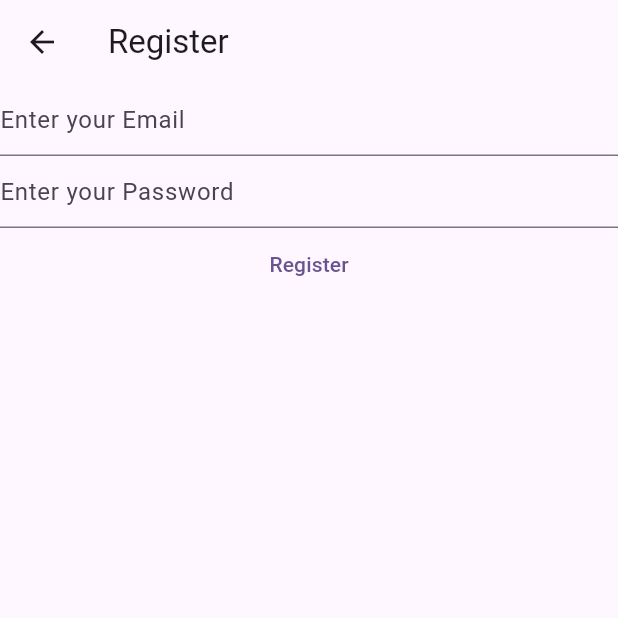
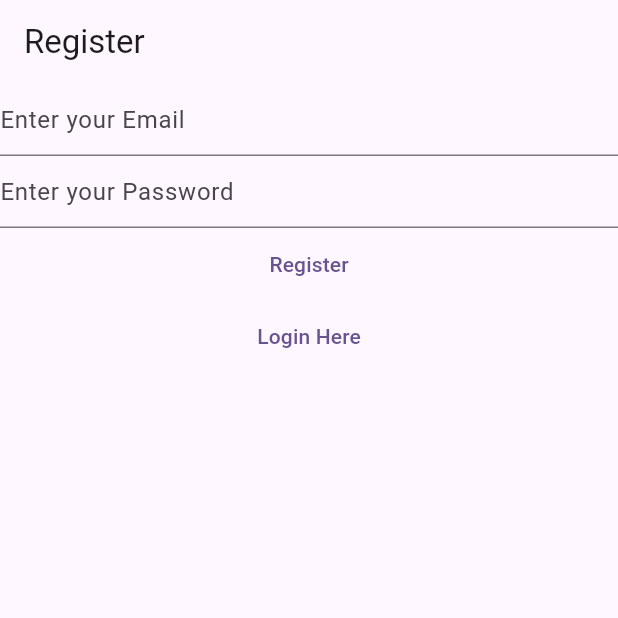
Before and after one commit to moyarishka/mynotes, a Flutter app: the RegisterView screen opened directly, on a phone screen of 412 x 824 dp, the top half of it. Run offline on Flutter 3.47's test engine with Material 2 defaults, Android fonts, the phone set to English and light mode, and no system bars; our stand-ins replace firebase_auth, firebase_core; accounts and stored records are empty.

Commit message:
added routing, refactoring

```diff
--- a/lib/views/register_view.dart
+++ b/lib/views/register_view.dart
@@ -1,7 +1,5 @@
 import 'package:firebase_auth/firebase_auth.dart';
-import 'package:firebase_core/firebase_core.dart';
 import 'package:flutter/material.dart';
-import 'package:mynotes/firebase_options.dart';
 
 class RegisterView extends StatefulWidget {
   const RegisterView({super.key});
@@ -31,30 +29,19 @@ class _RegisterViewState extends State<RegisterView> {
   @override
   Widget build(BuildContext context) {
     return Scaffold(
-      appBar: AppBar(
-        title: const Text('Register'),
-      ),
-      body: FutureBuilder(
-        future: Firebase.initializeApp(
-          options: DefaultFirebaseOptions.currentPlatform,
-        ),
-        builder: (context, snapshot) {
-          switch (snapshot.connectionState) {
-            case ConnectionState.done:
-              return Column(
+      appBar: AppBar(title: const Text('Register')),
+      body: Column(
         children: [
           TextField(
             controller: _email,
-                    decoration:
-                        const InputDecoration(hintText: 'Enter your Email'),
+            decoration: const InputDecoration(hintText: 'Enter your Email'),
             enableSuggestions: false,
             autocorrect: false,
             keyboardType: TextInputType.emailAddress,
           ),
           TextField(
             controller: _password,
-                    decoration:
-                        const InputDecoration(hintText: 'Enter your Password'),
+            decoration: const InputDecoration(hintText: 'Enter your Password'),
             obscureText: true,
             enableSuggestions: false,
             autocorrect: false,
@@ -82,12 +69,14 @@ class _RegisterViewState extends State<RegisterView> {
             },
             child: const Text('Register'),
           ),
+          TextButton(
+            onPressed: () {
+              Navigator.of(context)
+                  .pushNamedAndRemoveUntil('/login', (route) => false);
+            },
+            child: const Text('Login Here'),
+          ),
         ],
-              );
-            default:
-              return const Text('Loading...');
-          }
-        },
       ),
     );
   }
```
Also changed, not shown: lib/main.dart (+29 -8 lines), lib/views/login_view.dart (+11 -22 lines), lib/views/verifyEmail_view.dart (added, +30 -0 lines). Lines whose indentation alone changed are shown as unchanged.
